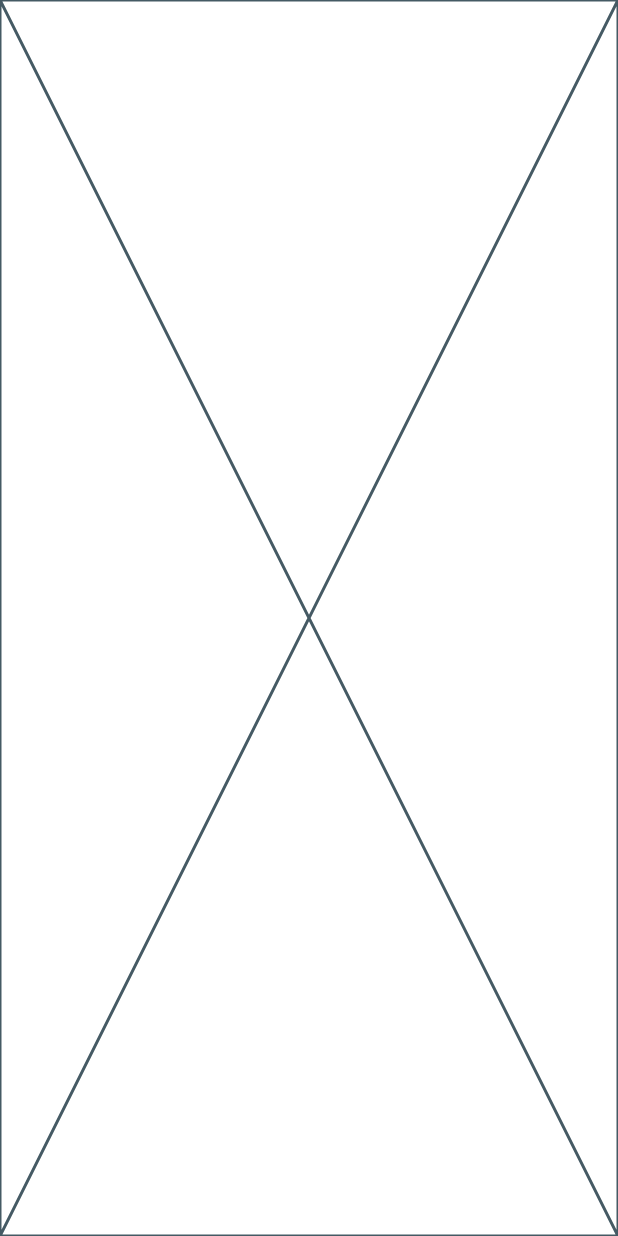
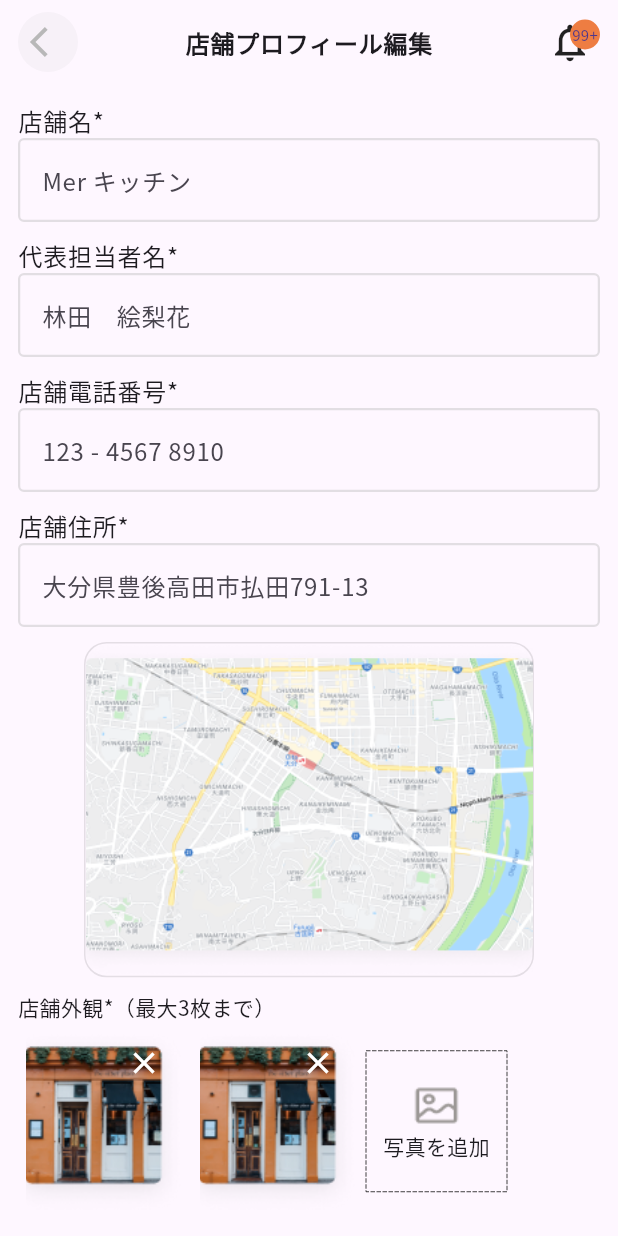
Before and after one commit to manojbhatta500/jiitak-assesment, a Flutter app: the screen it shows after launch, after a tap on "Screen 3", on a phone screen of 412 x 824 dp. Run offline on Flutter 3.47's test engine with Material 3 defaults, Android fonts, the light colour scheme and no system bars; drawn by our look-alikes of dotted_border; our stand-ins replace flutter_svg, font_awesome_flutter, get, google_fonts.

Commit message:
80% done

```diff
--- a/lib/ui/screens/screen3.dart
+++ b/lib/ui/screens/screen3.dart
@@ -1,10 +1,33 @@
 import 'package:flutter/material.dart';
+import 'package:jiitak/ui/widgets/screen3/map_container.dart';
+import 'package:jiitak/ui/widgets/screen3/picture_containers.dart';
+import 'package:jiitak/ui/widgets/screen3/time_container.dart';
+import 'package:jiitak/ui/widgets/screen3/top_feilds.dart';
 
 class Screen3 extends StatelessWidget {
   const Screen3({super.key});
 
   @override
   Widget build(BuildContext context) {
-    return const Placeholder();
+    return SafeArea(
+      top: true,
+      child: Scaffold(
+        body: SingleChildScrollView(
+          child: Padding(
+            padding: const EdgeInsets.symmetric(horizontal: 12, vertical: 8),
+            child: Column(
+              children: [
+                Topfeilds(),
+                MapContainer(),
+                PictureConatainers(),
+                TimeContainer()
+
+                //
+              ],
+            ),
+          ),
+        ),
+      ),
+    );
   }
 }
--- /dev/null
+++ b/lib/ui/widgets/screen3/custom_field.dart
@@ -0,0 +1,33 @@
+import 'package:flutter/material.dart';
+
+class CustomField extends StatelessWidget {
+  final String hintText;
+  const CustomField({super.key, required this.hintText});
+
+  @override
+  Widget build(BuildContext context) {
+    return TextFormField(
+      decoration: InputDecoration(
+        hintText: hintText,
+        border: OutlineInputBorder(
+          borderSide: BorderSide(
+            color: const Color(0xffB8B8B8).withOpacity(0.4),
+            width: 1.5,
+          ),
+        ),
+        focusedBorder: OutlineInputBorder(
+          borderSide: BorderSide(
+            color: const Color(0xffB8B8B8).withOpacity(0.4),
+            width: 1.5,
+          ),
+        ),
+        enabledBorder: OutlineInputBorder(
+          borderSide: BorderSide(
+            color: const Color(0xffB8B8B8).withOpacity(0.4),
+            width: 1.5,
+          ),
+        ),
+      ),
+    );
+  }
+}
--- /dev/null
+++ b/lib/ui/widgets/screen3/dropdown.dart
@@ -0,0 +1,28 @@
+import 'package:flutter/material.dart';
+
+class CustomDropDown extends StatelessWidget {
+  const CustomDropDown({super.key, required this.userInput});
+  final String userInput;
+
+  @override
+  Widget build(BuildContext context) {
+    return Container(
+      width: 100,
+      height: 50,
+      decoration: BoxDecoration(
+          color: Color(0XFFE8E8E8),
+          borderRadius: BorderRadius.circular(10),
+          border: Border.all(color: Colors.black.withOpacity(0.1))),
+      child: Row(
+        mainAxisAlignment: MainAxisAlignment.spaceAround,
+        children: [
+          Text(
+            userInput,
+            style: Theme.of(context).textTheme.bodyMedium,
+          ),
+          Icon(Icons.keyboard_arrow_down_outlined)
+        ],
+      ),
+    );
+  }
+}
--- /dev/null
+++ b/lib/ui/widgets/screen3/map_container.dart
@@ -0,0 +1,21 @@
+import 'package:flutter/material.dart';
+import 'package:flutter_svg/svg.dart';
+import 'package:jiitak/utils/customassets.dart';
+
+class MapContainer extends StatelessWidget {
+  const MapContainer({super.key});
+
+  @override
+  Widget build(BuildContext context) {
+    return Container(
+      width: 300,
+      decoration: BoxDecoration(
+          border: Border.all(color: Colors.black.withOpacity(0.1)),
+          borderRadius: BorderRadius.circular(15)),
+      child: Image.asset(
+        CustomAssets.mappic,
+        fit: BoxFit.cover,
+      ),
+    );
+  }
+}
--- /dev/null
+++ b/lib/ui/widgets/screen3/null_picture_container.dart
@@ -0,0 +1,31 @@
+import 'package:dotted_border/dotted_border.dart';
+import 'package:flutter/material.dart';
+import 'package:jiitak/utils/customassets.dart';
+
+class NullPictureContainer extends StatelessWidget {
+  NullPictureContainer({super.key});
+
+  @override
+  Widget build(BuildContext context) {
+    return DottedBorder(
+      color: Colors.black,
+      strokeWidth: 0.5,
+      child: Container(
+        height: 90,
+        width: 90,
+        child: Column(
+          mainAxisAlignment: MainAxisAlignment.center,
+          children: [
+            Image.asset(
+              CustomAssets.emptyImage,
+              fit: BoxFit.cover,
+            ),
+            Center(
+              child: Text('写真を追加'),
+            ),
+          ],
+        ),
+      ),
+    );
+  }
+}
--- /dev/null
+++ b/lib/ui/widgets/screen3/picture_containers.dart
@@ -0,0 +1,75 @@
+import 'package:flutter/material.dart';
+import 'package:jiitak/ui/widgets/screen3/null_picture_container.dart';
+import 'package:jiitak/ui/widgets/screen3/picture_holder.dart';
+import 'package:jiitak/utils/customassets.dart';
+
+class PictureConatainers extends StatelessWidget {
+  const PictureConatainers({super.key});
+
+  @override
+  Widget build(BuildContext context) {
+    return Container(
+      width: double.infinity,
+      margin: EdgeInsets.symmetric(vertical: 10),
+      child: Column(
+        crossAxisAlignment: CrossAxisAlignment.start,
+        children: [
+          Text(
+            '店舗外観*（最大3枚まで）',
+            style: Theme.of(context).textTheme.bodyMedium,
+          ),
+          Row(
+            children: [
+              for (int i = 0; i < 3; i++)
+                i < 2
+                    ? PictureHolder(userInput: CustomAssets.homepic)
+                    : NullPictureContainer(),
+            ],
+          ),
+          SizedBox(
+            height: 10,
+          ),
+          Text(
+            '店舗内観*（1枚〜3枚ずつ追加してください）',
+            style: Theme.of(context).textTheme.bodyMedium,
+          ),
+          SizedBox(
+            height: 10,
+          ),
+          Row(
+            children: [
+              for (int i = 0; i < 3; i++)
+                PictureHolder(
+                  userInput: CustomAssets.officeImage,
+                )
+            ],
+          ),
+          Text(
+            '料理写真*（1枚〜3枚ずつ追加してください）',
+            style: Theme.of(context).textTheme.bodyMedium,
+          ),
+          Row(
+            children: [
+              for (int i = 0; i < 2; i++)
+                PictureHolder(
+                  userInput: CustomAssets.food,
+                )
+            ],
+          ),
+          Text(
+            'メニュー写真*（1枚〜3枚ずつ追加してください）',
+            style: Theme.of(context).textTheme.bodyMedium,
+          ),
+          Row(
+            children: [
+              for (int i = 0; i < 2; i++)
+                PictureHolder(
+                  userInput: CustomAssets.menu,
+                )
+            ],
+          ),
+        ],
+      ),
+    );
+  }
+}
--- /dev/null
+++ b/lib/ui/widgets/screen3/picture_holder.dart
@@ -0,0 +1,33 @@
+import 'package:flutter/material.dart';
+
+class PictureHolder extends StatelessWidget {
+  PictureHolder({super.key, required this.userInput});
+  final String userInput;
+
+  @override
+  Widget build(BuildContext context) {
+    return Container(
+      margin: EdgeInsets.symmetric(vertical: 5, horizontal: 5),
+      child: Stack(
+        alignment: Alignment.topRight,
+        children: [
+          ClipRRect(
+            borderRadius: BorderRadius.circular(10),
+            child: Image.asset(
+              userInput,
+              fit: BoxFit.cover,
+            ),
+          ),
+          Positioned(
+            top: 10,
+            right: 15,
+            child: Icon(
+              Icons.close,
+              color: Colors.white,
+            ),
+          )
+        ],
+      ),
+    );
+  }
+}
--- /dev/null
+++ b/lib/ui/widgets/screen3/time_container.dart
@@ -0,0 +1,87 @@
+import 'package:flutter/material.dart';
+import 'package:jiitak/ui/widgets/screen3/dropdown.dart';
+
+class TimeContainer extends StatelessWidget {
+  const TimeContainer({super.key});
+
+  @override
+  Widget build(BuildContext context) {
+    return Container(
+      child: Column(
+        crossAxisAlignment: CrossAxisAlignment.start,
+        mainAxisAlignment: MainAxisAlignment.start,
+        children: [
+          Text(
+            '営業時間*',
+            style: Theme.of(context).textTheme.bodyMedium,
+          ),
+          SizedBox(
+            height: 10,
+          ),
+          Row(
+            mainAxisAlignment: MainAxisAlignment.start,
+            children: [
+              CustomDropDown(
+                userInput: '10:00',
+              ),
+              SizedBox(
+                width: 5,
+              ),
+              Text(
+                '~ ',
+                style: Theme.of(context).textTheme.titleLarge,
+              ),
+              SizedBox(
+                width: 5,
+              ),
+              CustomDropDown(
+                userInput: '20:00',
+              )
+            ],
+          ),
+          SizedBox(
+            height: 10,
+          ),
+          Text(
+            'ランチ時間*',
+            style: Theme.of(context).textTheme.bodyMedium,
+          ),
+          SizedBox(
+            height: 10,
+          ),
+          Row(
+            mainAxisAlignment: MainAxisAlignment.start,
+            children: [
+              CustomDropDown(
+                userInput: '11:00',
+              ),
+              SizedBox(
+                width: 5,
+              ),
+              Text(
+                '~ ',
+                style: Theme.of(context).textTheme.titleLarge,
+              ),
+              SizedBox(
+                width: 5,
+              ),
+              CustomDropDown(
+                userInput: '15:00',
+              )
+            ],
+          ),
+          SizedBox(
+            height: 10,
+          ),
+          Text(
+            '定休日*',
+            style: Theme.of(context).textTheme.bodyMedium,
+          ),
+          SizedBox(
+            height: 10,
+          ),
+        ],
+      ),
+    );
+  }
+}
--- /dev/null
+++ b/lib/ui/widgets/screen3/top_feilds.dart
@@ -0,0 +1,119 @@
+import 'package:flutter/material.dart';
+import 'package:jiitak/ui/widgets/screen3/custom_field.dart';
+
+class Topfeilds extends StatelessWidget {
+  const Topfeilds({
+    super.key,
+  });
+
+  @override
+  Widget build(BuildContext context) {
+    Color bgIconColor = const Color(0xffB8B8B8);
+    return Column(
+      crossAxisAlignment: CrossAxisAlignment.start,
+      children: [
+        Row(
+          mainAxisAlignment: MainAxisAlignment.spaceBetween,
+          children: [
+            CircleAvatar(
+              backgroundColor: const Color(0xffB8B8B8).withOpacity(0.1),
+              child: IconButton(
+                icon: Icon(
+                  Icons.arrow_back_ios,
+                  color: bgIconColor,
+                ),
+                onPressed: () {
+                  Navigator.pop(context);
+                },
+              ),
+            ),
+            Text(
+              "店舗プロフィール編集",
+              style: Theme.of(context)
+                  .textTheme
+                  .bodyLarge!
+                  .copyWith(fontWeight: FontWeight.w600),
+            ),
+            const Stack(
+              children: [
+                Padding(
+                  padding: EdgeInsets.only(left: 5, right: 5),
+                  child: Icon(
+                    Icons.notifications_none,
+                    size: 30,
+                  ),
+                ),
+                Positioned(
+                    top: 0,
+                    left: 20,
+                    child: CircleAvatar(
+                      radius: 10,
+                      backgroundColor: Color(0xffEE7D42),
+                      child: Text(
+                        "99+",
+                        style: TextStyle(fontSize: 10),
+                      ),
+                    ))
+              ],
+            ),
+          ],
+        ),
+        const SizedBox(
+          height: 20,
+        ),
+        Text(
+          "店舗名*",
+          style: Theme.of(context)
+              .textTheme
+              .bodyLarge!
+              .copyWith(fontWeight: FontWeight.w500),
+        ),
+        const CustomField(
+          hintText: "Mer キッチン",
+        ),
+        const SizedBox(
+          height: 10,
+        ),
+        Text(
+          "代表担当者名*",
+          style: Theme.of(context)
+              .textTheme
+              .bodyLarge!
+              .copyWith(fontWeight: FontWeight.w500),
+        ),
+        const CustomField(
+          hintText: "林田　絵梨花",
+        ),
+        const SizedBox(
+          height: 10,
+        ),
+        Text(
+          "店舗電話番号*",
+          style: Theme.of(context)
+              .textTheme
+              .bodyLarge!
+              .copyWith(fontWeight: FontWeight.w500),
+        ),
+        const CustomField(
+          hintText: "123 - 4567 8910",
+        ),
+        const SizedBox(
+          height: 10,
+        ),
+        Text(
+          "店舗住所*",
+          style: Theme.of(context)
+              .textTheme
+              .bodyLarge!
+              .copyWith(fontWeight: FontWeight.w500),
+        ),
+        const CustomField(
+          hintText: "大分県豊後高田市払田791-13",
+        ),
+        const SizedBox(
+          height: 10,
+        ),
+      ],
+    );
+  }
+}
--- a/lib/utils/customassets.dart
+++ b/lib/utils/customassets.dart
@@ -1,13 +1,21 @@
 class CustomAssets {
+  static String baseIcon = 'assets/icons/';
+  static String baseImage = 'assets/pictures/';
   // icons
-  static String filterIcon = 'assets/icons/Filter_icon.svg';
-  static String heartIcon = 'assets/icons/heart.svg';
-  static String floatbutton = 'assets/icons/Vector.svg';
-  static String backIcon = 'assets/icons/back.svg';
-  static String minimize = 'assets/icons/circle.svg';
-  static String star = 'assets/icons/star.svg';
+  static String filterIcon = '${baseIcon}Filter_icon.svg';
+  static String heartIcon = '${baseIcon}heart.svg';
+  static String floatbutton = '${baseIcon}Vector.svg';
+  static String backIcon = '${baseIcon}back.svg';
+  static String minimize = '${baseIcon}circle.svg';
+  static String star = '${baseIcon}star.svg';
 
   // assets
 
-  static String healthpic = 'assets/pictures/health.png';
+  static String healthpic = '${baseImage}health.png';
+  static String mappic = '${baseImage}map.png';
+  static String homepic = '${baseImage}home.png';
+  static String emptyImage = '${baseImage}image.png';
+  static String officeImage = '${baseImage}office.png';
+  static String food = '${baseImage}food.png';
+  static String menu = '${baseImage}menu.png';
 }
--- a/pubspec.yaml
+++ b/pubspec.yaml
@@ -39,6 +39,8 @@ dependencies:
   get: ^4.6.6
   flutter_svg: ^2.0.10+1
   google_fonts: ^6.2.1
+  url_launcher: ^6.3.0
+  dotted_border: ^2.1.0
 
 dev_dependencies:
   flutter_test:
```
Also changed, not shown: assets/pictures/food.png (added), assets/pictures/home.png (added), assets/pictures/image.png (added), assets/pictures/map.png (added), assets/pictures/menu.png (added), assets/pictures/office.png (added), pubspec.lock, 6 other files.
